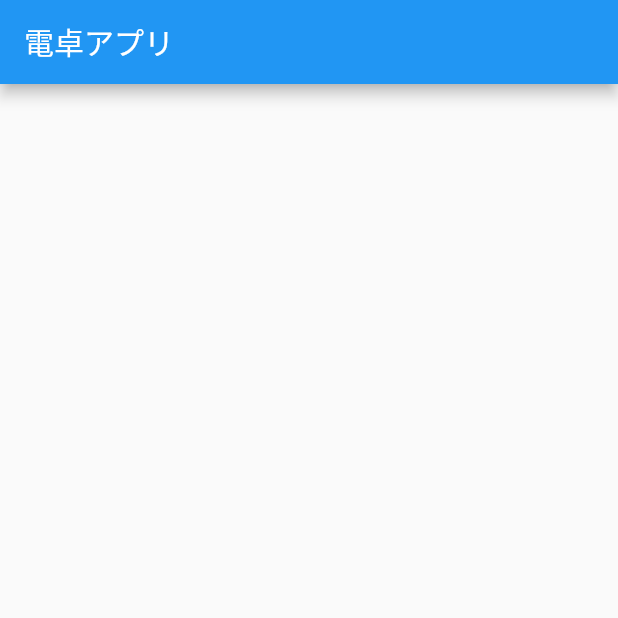
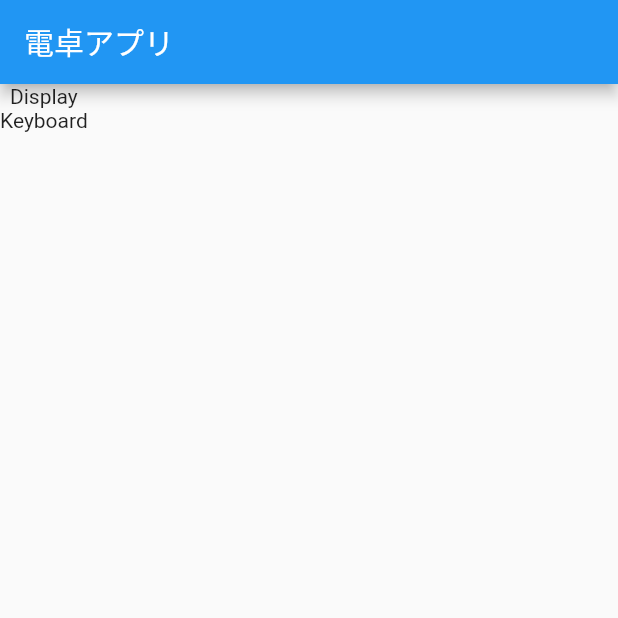
Before and after one commit to curitefl/calculator, a Flutter app: the screen it shows after launch, on a phone screen of 412 x 824 dp, the top half of it. Run offline on Flutter 3.47's test engine with Material 2 defaults, Android fonts, the phone set to English and light mode, and no system bars.

Commit message:
レイアウト構成に最低限必要なクラスを作成

```diff
--- a/lib/main.dart
+++ b/lib/main.dart
@@ -17,7 +17,44 @@ class MyApp extends StatelessWidget {
         appBar: AppBar(
           title: Text(title),
         ),
+        body: Column(
+          mainAxisAlignment: MainAxisAlignment.start,
+          children: [
+            Display(),
+            Keyboard(),
+          ],
+        ),
       ),
     );
   }
 }
+
+//ディスプレイ部分
+class Display extends StatefulWidget {
+  _DisplayState createState() => _DisplayState();
+}
+
+class _DisplayState extends State<Display> {
+  @override
+  Widget build(BuildContext context) {
+    return Text(
+      'Display',
+    );
+  }
+}
+
+//キーボード部分
+class Keyboard extends StatelessWidget {
+  @override
+  Widget build(BuildContext context) {
+    return Text('Keyboard');
+  }
+}
+
+//ボタン部分
+class Bottun extends StatelessWidget {
+  @override
+  Widget build(BuildContext context) {
+    return Text('Botton');
+  }
+}
```
